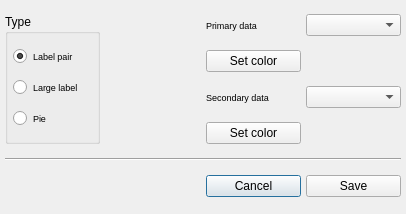
This is radeon-profile/dialogs/dialog_deinetopbaritem.ui in marazmista/radeon-profile as Qt 5 draws it before an edit. The edited form follows.
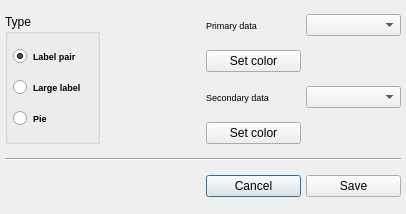
This is the edited form.

```diff
--- a/radeon-profile/dialogs/dialog_deinetopbaritem.ui
+++ b/radeon-profile/dialogs/dialog_deinetopbaritem.ui
@@ -104,6 +104,8 @@
         <property name="font">
          <font>
           <pointsize>7</pointsize>
+          <weight>75</weight>
+          <bold>true</bold>
          </font>
         </property>
         <property name="text">
@@ -119,6 +121,8 @@
         <property name="font">
          <font>
           <pointsize>7</pointsize>
+          <weight>75</weight>
+          <bold>true</bold>
          </font>
         </property>
         <property name="text">
@@ -131,6 +135,8 @@
         <property name="font">
          <font>
           <pointsize>7</pointsize>
+          <weight>75</weight>
+          <bold>true</bold>
          </font>
         </property>
         <property name="text">
```
